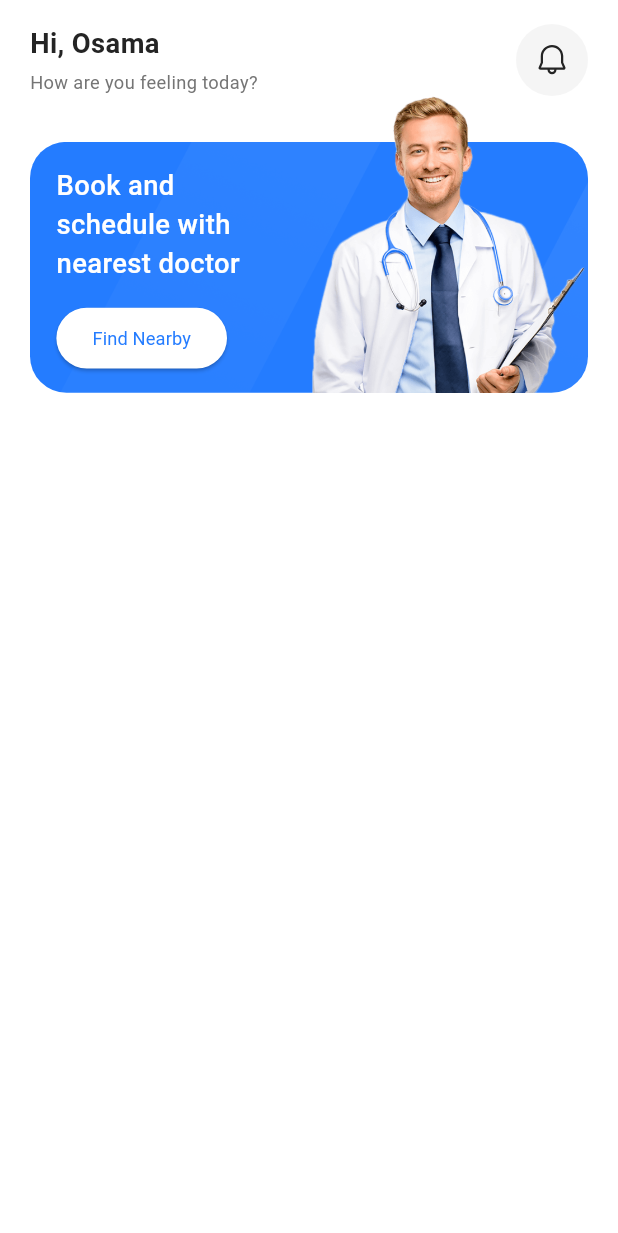
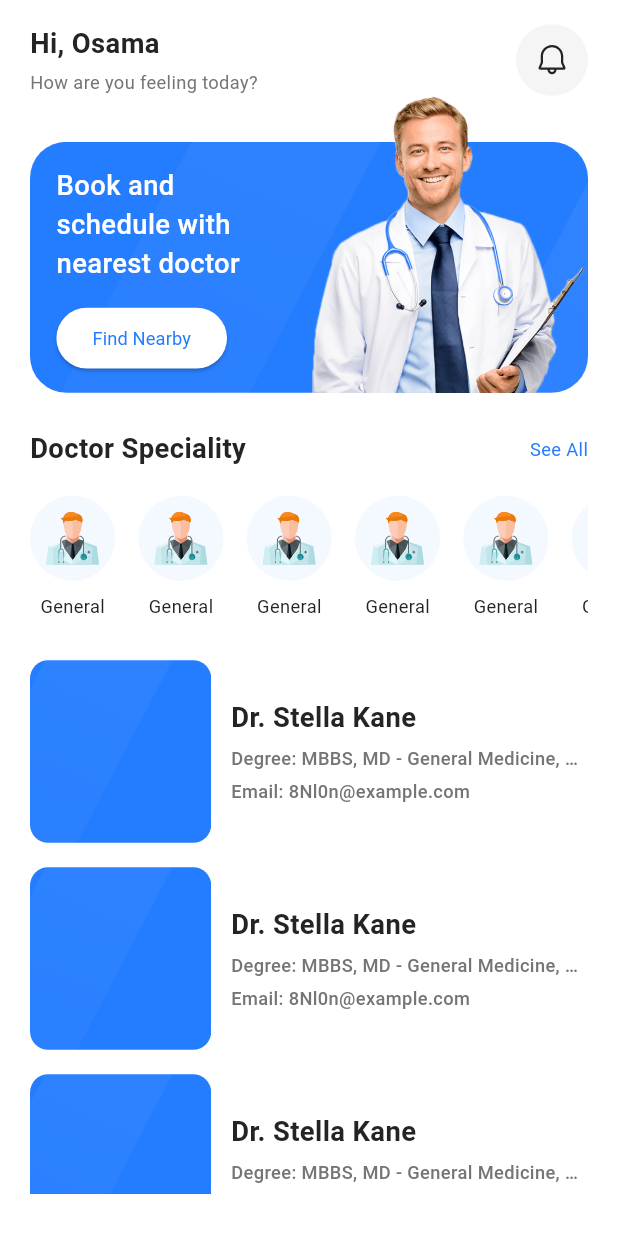
Before and after one commit to OsamaHamad123/flutter_advanced_course, a Flutter app: the HomeScreen screen opened by its route, on a phone screen of 412 x 824 dp. Shown: the top 1233 px of the screen. Run offline on Flutter 3.47's test engine with Material 3 defaults, Android fonts, the phone set to English and light mode, and no system bars; our stand-ins replace bloc, dio, firebase_core, flutter_bloc, flutter_screenutil, flutter_svg and 4 more; accounts and stored records are empty; generated files the repository leaves out were written again.

Commit message:
-added some colors and styles -added ui of (added Speciality horintel list and Doctor list)

```diff
--- a/lib/core/theming/colors.dart
+++ b/lib/core/theming/colors.dart
@@ -10,4 +10,5 @@ class ColorsManegar {
   static const Color darkBlue = Color(0xff242424);
   static const Color moreLightGrey = Color(0xffFDFDFF);
   static const Color softLight = Color(0xffF5F5F5);
+  static const Color colorSoftBlue = Color(0xffF4F8FF);
 }
--- a/lib/core/theming/styles.dart
+++ b/lib/core/theming/styles.dart
@@ -81,6 +81,11 @@ class AppTextStyle {
     fontWeight: FontWeightHelper.bold,
     color: ColorsManegar.darkBlue,
   );
+  static final TextStyle font18DarkBlueSemiBold = TextStyle(
+    fontSize: 18.sp,
+    fontWeight: FontWeightHelper.semiBold,
+    color: ColorsManegar.darkBlue,
+  );
   static final TextStyle font12GreyRegular = TextStyle(
     fontSize: 12.sp,
     fontWeight: FontWeightHelper.regular,
@@ -96,4 +101,14 @@ class AppTextStyle {
     fontWeight: FontWeightHelper.regular,
     color: ColorsManegar.mainBlue,
   );
+  static final TextStyle font12DarkBlueRegular = TextStyle(
+    fontSize: 12.sp,
+    fontWeight: FontWeightHelper.regular,
+    color: ColorsManegar.darkBlue,
+  );
+  static final TextStyle font12GreyMedium = TextStyle(
+    fontSize: 12.sp,
+    fontWeight: FontWeightHelper.medium,
+    color: ColorsManegar.grey,
+  );
 }
--- a/lib/features/home/ui/views/home_screen.dart
+++ b/lib/features/home/ui/views/home_screen.dart
@@ -1,4 +1,8 @@
+import 'package:doc_doc_app/core/helpers/spacing.dart';
+import 'package:doc_doc_app/features/home/ui/views/widgets/doctor_speciality_list_view.dart';
 import 'package:doc_doc_app/features/home/ui/views/widgets/doctors_blue_container.dart';
+import 'package:doc_doc_app/features/home/ui/views/widgets/doctors_list_view.dart';
+import 'package:doc_doc_app/features/home/ui/views/widgets/doctors_specialists_see_all.dart';
 import 'package:doc_doc_app/features/home/ui/views/widgets/home_top_bar.dart';
 import 'package:flutter/material.dart';
 
@@ -16,7 +20,16 @@ class HomeScreen extends StatelessWidget {
 
           child: Column(
             crossAxisAlignment: CrossAxisAlignment.start,
-            children: [const HomeTopBar(), const DoctorsBlueContainer()],
+            children: [
+              const HomeTopBar(),
+              const DoctorsBlueContainer(),
+              verticalSpace(24),
+              const DoctorsSpecialistsSeeAll(),
+              verticalSpace(18),
+              const DoctorSpecialityListView(),
+              verticalSpace(8),
+              const DoctorsListView(),
+            ],
           ),
         ),
       ),
--- /dev/null
+++ b/lib/features/home/ui/views/widgets/doctor_speciality_list_view.dart
@@ -0,0 +1,40 @@
+import 'package:doc_doc_app/core/theming/colors.dart';
+import 'package:doc_doc_app/core/theming/styles.dart';
+import 'package:flutter/material.dart';
+import 'package:flutter_screenutil/flutter_screenutil.dart';
+import 'package:flutter_svg/svg.dart';
+
+class DoctorSpecialityListView extends StatelessWidget {
+  const DoctorSpecialityListView({super.key});
+
+  @override
+  Widget build(BuildContext context) {
+    return SizedBox(
+      height: 100.h,
+      child: ListView.builder(
+        scrollDirection: Axis.horizontal,
+        itemCount: 8,
+        itemBuilder: (context, index) {
+          return Padding(
+            padding: EdgeInsetsDirectional.only(start: index == 0 ? 0 : 14.w),
+            child: Column(
+              children: [
+                CircleAvatar(
+                  radius: 28.r,
+                  backgroundColor: ColorsManegar.colorSoftBlue,
+                  child: SvgPicture.asset(
+                    'assets/svgs/general_speciality.svg',
+                    width: 35.w,
+                    height: 35.h,
+                  ),
+                ),
+                SizedBox(height: 8.h),
+                Text('General', style: AppTextStyle.font12DarkBlueRegular),
+              ],
+            ),
+          );
+        },
+      ),
+    );
+  }
+}
--- /dev/null
+++ b/lib/features/home/ui/views/widgets/doctors_list_view.dart
@@ -0,0 +1,61 @@
+import 'package:doc_doc_app/core/helpers/spacing.dart';
+
+import 'package:doc_doc_app/core/theming/styles.dart';
+import 'package:flutter/material.dart';
+import 'package:flutter_screenutil/flutter_screenutil.dart';
+
+class DoctorsListView extends StatelessWidget {
+  const DoctorsListView({super.key});
+
+  @override
+  Widget build(BuildContext context) {
+    return Expanded(
+      child: ListView.builder(
+        itemCount: 10,
+        itemBuilder: (context, index) {
+          return Container(
+            margin: EdgeInsets.only(bottom: 16.h),
+
+            child: Row(
+              children: [
+                ClipRRect(
+                  borderRadius: BorderRadius.circular(12.r),
+                  child: Image.asset(
+                    'assets/images/home_view_battern.png',
+                    width: 110.w,
+                    height: 120.h,
+                    fit: BoxFit.cover,
+                  ),
+                ),
+                horizontalSpace(12),
+                Expanded(
+                  child: Column(
+                    crossAxisAlignment: CrossAxisAlignment.start,
+                    children: [
+                      Text(
+                        'Dr. Stella Kane',
+                        style: AppTextStyle.font18DarkBlueBold,
+                        overflow: TextOverflow.ellipsis,
+                      ),
+                      verticalSpace(5),
+                      Text(
+                        'Degree: MBBS, MD - General Medicine, DNB - Cardiology',
+                        style: AppTextStyle.font12GreyMedium,
+                        overflow: TextOverflow.ellipsis,
+                      ),
+                      verticalSpace(5),
+                      Text(
+                        'Email: 8Nl0n@example.com',
+                        style: AppTextStyle.font12GreyMedium,
+                      ),
+                    ],
+                  ),
+                ),
+              ],
+            ),
+          );
+        },
+      ),
+    );
+  }
+}
--- /dev/null
+++ b/lib/features/home/ui/views/widgets/doctors_specialists_see_all.dart
@@ -0,0 +1,17 @@
+import 'package:doc_doc_app/core/theming/styles.dart';
+import 'package:flutter/material.dart';
+
+class DoctorsSpecialistsSeeAll extends StatelessWidget {
+  const DoctorsSpecialistsSeeAll({super.key});
+
+  @override
+  Widget build(BuildContext context) {
+    return Row(
+      children: [
+        Text('Doctor Speciality', style: AppTextStyle.font18DarkBlueSemiBold),
+        Spacer(),
+        Text('See All', style: AppTextStyle.font12bluekRegular),
+      ],
+    );
+  }
+}
```
Also changed, not shown: assets/svgs/general_speciality.svg (added), assets/svgs/medical-doctor-svgrepo-com (1).svg (added).
